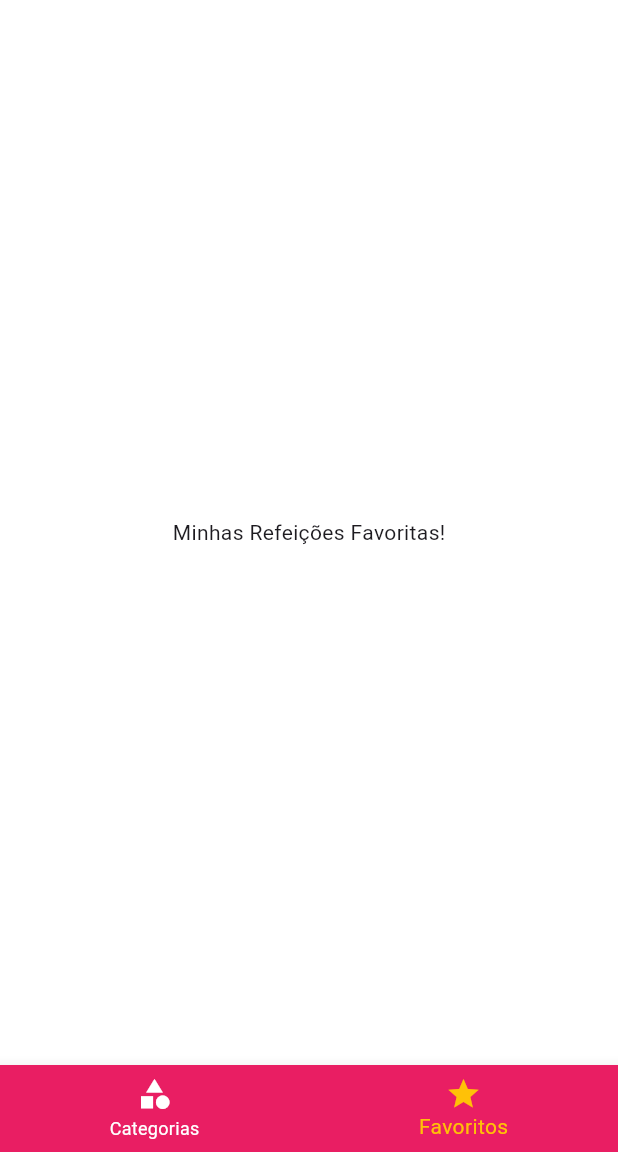
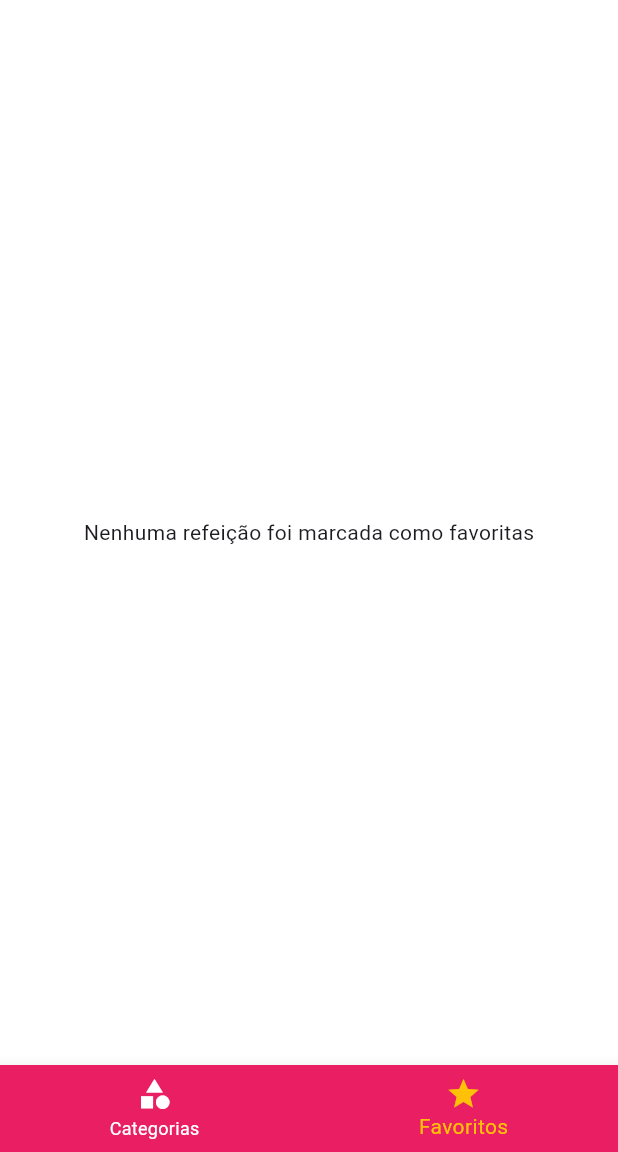
Before and after one commit to RafaellaBarbosa/meals, a Flutter app: the screen it shows after launch, item 2 of the bottom bar chosen, on a phone screen of 412 x 824 dp, the part 84-1236 px from its top. Run offline on Flutter 3.47's test engine with Material 3 defaults, Android fonts, the phone set to English and light mode, and no system bars.

Commit message:
feat: adiciona funcionalidades de favoritar e desfavoritar refeições

```diff
--- a/lib/app.dart
+++ b/lib/app.dart
@@ -18,6 +18,7 @@ class MyApp extends StatefulWidget {
 class _MyAppState extends State<MyApp> {
   List<Meal> _availableMeals = dummyMeals;
   Settings settings = Settings();
+  final List<Meal> _favoriteMeals = [];
 
   void _filterMeals(Settings settings) {
     this.settings = settings;
@@ -35,6 +36,18 @@ class _MyAppState extends State<MyApp> {
                 !filterVegetarian;
           }).toList();
     });
+  }
+
+  void _toggleFavorite(Meal meal) {
+    setState(() {
+      _favoriteMeals.contains(meal)
+          ? _favoriteMeals.remove(meal)
+          : _favoriteMeals.add(meal);
+    });
+  }
+
+  bool _isFavorite(Meal meal) {
+    return _favoriteMeals.contains(meal);
   }
 
   @override
@@ -96,10 +109,14 @@ class _MyAppState extends State<MyApp> {
       ),
       initialRoute: '/',
       routes: {
-        AppRoutes.home: (_) => const TabsScreen(),
+        AppRoutes.home: (ctx) => TabsScreen(_favoriteMeals),
         AppRoutes.categoriesMeals:
             (_) => CategoriesMealsScreen(meals: _availableMeals),
-        AppRoutes.mealDetail: (_) => MealDetailScreen(),
+        AppRoutes.mealDetail:
+            (_) => MealDetailScreen(
+              onToggleFavorite: _toggleFavorite,
+              isFavorite: _isFavorite,
+            ),
         AppRoutes.settings:
             (_) => SettingsScreen(
               onSettingsChanged: _filterMeals,
--- a/lib/screens/favorite_screen.dart
+++ b/lib/screens/favorite_screen.dart
@@ -1,10 +1,26 @@
 import 'package:flutter/material.dart';
 
+import '../components/meal_item.dart';
+import '../models/meal.dart';
+
 class FavoriteScreen extends StatelessWidget {
-  const FavoriteScreen({super.key});
+  final List<Meal> favoriteMeals;
+
+  const FavoriteScreen(this.favoriteMeals, {super.key});
 
   @override
   Widget build(BuildContext context) {
-    return const Center(child: Text('Minhas Refeições Favoritas!'));
+    if (favoriteMeals.isEmpty) {
+      return const Center(
+        child: Text('Nenhuma refeição foi marcada como favoritas'),
+      );
+    } else {
+      return ListView.builder(
+        itemCount: favoriteMeals.length,
+        itemBuilder: (ctx, index) {
+          return MealItem(favoriteMeals[index]);
+        },
+      );
+    }
   }
 }
--- a/lib/screens/tabs_screen.dart
+++ b/lib/screens/tabs_screen.dart
@@ -1,11 +1,14 @@
 import 'package:flutter/material.dart';
-import 'package:meals/components/main_drawer.dart';
 
+import '../components/main_drawer.dart';
+import '../models/meal.dart';
 import 'categories_screen.dart';
 import 'favorite_screen.dart';
 
 class TabsScreen extends StatefulWidget {
-  const TabsScreen({super.key});
+  final List<Meal> favoriteMeals;
+
+  const TabsScreen(this.favoriteMeals, {super.key});
 
   @override
   State<TabsScreen> createState() => _TabsScreenState();
@@ -14,10 +17,19 @@ class TabsScreen extends StatefulWidget {
 class _TabsScreenState extends State<TabsScreen> {
   int _selectedScreenIndex = 0;
 
-  final List<Map<String, Object>> _screens = [
-    {'title': 'Lista de Categorias', 'screen': const CategoriesScreen()},
-    {'title': 'Meus Favoritos', 'screen': const FavoriteScreen()},
-  ];
+  List<Map<String, Object>>? _screens;
+
+  @override
+  void initState() {
+    super.initState();
+    _screens = [
+      {'title': 'Lista de Categorias', 'screen': const CategoriesScreen()},
+      {
+        'title': 'Meus Favoritos',
+        'screen': FavoriteScreen(widget.favoriteMeals),
+      },
+    ];
+  }
 
   _selectScreen(int index) {
     setState(() {
@@ -29,29 +41,22 @@ class _TabsScreenState extends State<TabsScreen> {
   Widget build(BuildContext context) {
     return Scaffold(
       appBar: AppBar(
-        title: Text(_screens[_selectedScreenIndex]['title'] as String),
+        title: Text(_screens![_selectedScreenIndex]['title'] as String),
       ),
-      drawer: MainDrawer(),
-      body: _screens[_selectedScreenIndex]['screen'] as Widget,
+      drawer: const MainDrawer(),
+      body: _screens![_selectedScreenIndex]['screen'] as Widget,
       bottomNavigationBar: BottomNavigationBar(
         onTap: _selectScreen,
         backgroundColor: Theme.of(context).colorScheme.primary,
         unselectedItemColor: Colors.white,
         selectedItemColor: Theme.of(context).colorScheme.secondary,
         currentIndex: _selectedScreenIndex,
-        type: BottomNavigationBarType.fixed,
-
         items: const [
           BottomNavigationBarItem(
             icon: Icon(Icons.category),
             label: 'Categorias',
-            tooltip: 'Categorias',
           ),
-          BottomNavigationBarItem(
-            icon: Icon(Icons.star),
-            label: 'Favoritos',
-            tooltip: 'Favoritos',
-          ),
+          BottomNavigationBarItem(icon: Icon(Icons.star), label: 'Favoritos'),
         ],
       ),
     );
```
Also changed, not shown: lib/screens/meal_detail_screen.dart (+18 -3 lines).
